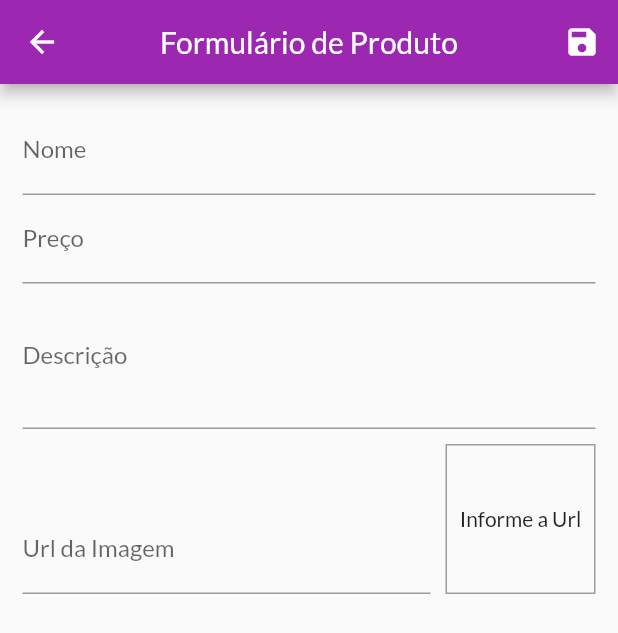
After one commit to guilherme-gomes1/shop, a Flutter app: the ProductFormPage screen opened by its route, after a tap on the "save" icon, on a phone screen of 412 x 824 dp. The commit adds this screen. Shown: the top 633 px of the screen. Run offline on Flutter 3.47's test engine with Material 2 defaults, Android fonts, the phone set to English and light mode, and no system bars; missing offline and left inert: dart:ffi; network calls fail.

Commit message:
algumas partes da lista de produtos e formulário para adicionar novo produto

```diff
--- a/lib/components/product_grid.dart
+++ b/lib/components/product_grid.dart
@@ -1,6 +1,6 @@
 import 'package:flutter/material.dart';
 import 'package:provider/provider.dart';
-import 'package:shop/components/product_item.dart';
+import 'package:shop/components/product_grid_item.dart';
 import 'package:shop/models/product.dart';
 import 'package:shop/models/product_list.dart';
 
@@ -19,7 +19,7 @@ class ProductGrid extends StatelessWidget {
         itemCount: loadedProducts.length,
         itemBuilder: (ctx, idx) => ChangeNotifierProvider.value(
             value: loadedProducts[idx],
-            child: const ProductItem()),
+            child: const ProductGridItem()),
         gridDelegate: const SliverGridDelegateWithFixedCrossAxisCount(
           crossAxisCount: 2,
           childAspectRatio: 3 / 2,
--- a/lib/main.dart
+++ b/lib/main.dart
@@ -5,6 +5,8 @@ import 'package:shop/models/order_list.dart';
 import 'package:shop/models/product_list.dart';
 import 'package:shop/pages/cart_page.dart';
 import 'package:shop/pages/orders_page.dart';
+import 'package:shop/pages/product_form_page.dart';
+import 'package:shop/pages/products_page.dart';
 import 'package:shop/pages/products_overview_page.dart';
 import 'package:shop/pages/produtct_detail_page.dart';
 import 'package:shop/utils/app_routs.dart';
@@ -43,6 +45,8 @@ class MyApp extends StatelessWidget {
           AppRouts.productDetail:(context) => const ProdutctDetailPage(),
           AppRouts.cart:(context) => const CartPage(),
           AppRouts.orders:(context) => const OrdersPage(),
+          AppRouts.products:(context) => const ProductsPage(),
+          AppRouts.productForm:(context) => const ProductFormPage(),
         },
       ),
     );
--- a/lib/models/product_list.dart
+++ b/lib/models/product_list.dart
@@ -8,6 +8,10 @@ class ProductList with ChangeNotifier {
 
   List<Product> get items => [..._items];
   List<Product> get favoriteItems => _items.where((prod) => prod.isFavorite).toList();
+
+  int get itemsCount {
+    return _items.length;
+  }
 
   void addProduct(Product product){
     _items.add(product);
--- /dev/null
+++ b/lib/pages/product_form_page.dart
@@ -0,0 +1,153 @@
+import 'dart:ffi';
+import 'dart:math';
+
+import 'package:flutter/material.dart';
+import 'package:shop/models/product.dart';
+
+class ProductFormPage extends StatefulWidget {
+  const ProductFormPage({Key? key}) : super(key: key);
+
+  @override
+  State<ProductFormPage> createState() => _ProductFormPageState();
+}
+
+class _ProductFormPageState extends State<ProductFormPage> {
+  final _priceFocus = FocusNode();
+  final _descriptionFocus = FocusNode();
+
+  final _imageUrlFocus = FocusNode();
+  final _imageUrlController = TextEditingController();
+
+  final _formKey = GlobalKey<FormState>();
+  final _formData = Map<String, Object>();
+
+  @override
+  void initState() {
+    super.initState();
+    _imageUrlFocus.addListener(_updateImage);
+  }
+
+  @override
+  void dispose() {
+    super.dispose();
+    _priceFocus.dispose();
+    _descriptionFocus.dispose();
+    _imageUrlFocus.removeListener(_updateImage);
+    _imageUrlFocus.dispose();
+  }
+
+  void _updateImage() {
+    setState(() {});
+  }
+
+  void _submitForm() {
+    _formKey.currentState?.save();
+    final newProduct = Product(
+      id: Random().nextInt(1000).toString(),
+      name: _formData['name'] as String,
+      description: _formData['description'] as String,
+      price: _formData['price']  as double,
+      imageUrl: _formData['imageUrl'] as String,
+    );
+    print(newProduct.id);
+    print(newProduct.name);
+    print(newProduct.price);
+  }
+
+  @override
+  Widget build(BuildContext context) {
+    return Scaffold(
+      appBar: AppBar(
+        title: const Text('Formulário de Produto'),
+        centerTitle: true,
+        actions: [
+          IconButton(
+            onPressed: () => _submitForm(),
+            icon: const Icon(Icons.save),
+          )
+        ],
+      ),
+      body: Padding(
+        padding: const EdgeInsets.all(15),
+        child: Form(
+          key: _formKey,
+          child: ListView(
+            children: [
+              TextFormField(
+                decoration: const InputDecoration(labelText: 'Nome'),
+                textInputAction: TextInputAction.next,
+                onFieldSubmitted: (_) {
+                  FocusScope.of(context).requestFocus(_priceFocus);
+                },
+                onSaved: (name) => _formData['name'] = name ?? '',
+              ),
+              TextFormField(
+                decoration: const InputDecoration(labelText: 'Preço'),
+                textInputAction: TextInputAction.next,
+                focusNode: _priceFocus,
+                keyboardType:
+                    const TextInputType.numberWithOptions(decimal: true),
+                onFieldSubmitted: (_) {
+                  FocusScope.of(context).requestFocus(_descriptionFocus);
+                },
+                onSaved: (price) =>
+                    _formData['price'] = double.parse(price ?? '0'),
+              ),
+              TextFormField(
+                decoration: const InputDecoration(labelText: 'Descrição'),
+                textInputAction: TextInputAction.newline,
+                focusNode: _descriptionFocus,
+                keyboardType: TextInputType.multiline,
+                maxLines: 3,
+                onFieldSubmitted: (_) {
+                  FocusScope.of(context).requestFocus(_imageUrlFocus);
+                },
+                onSaved: (description) =>
+                    _formData['description'] = description ?? '',
+              ),
+              Row(
+                crossAxisAlignment: CrossAxisAlignment.end,
+                children: [
+                  Expanded(
+                    child: TextFormField(
+                      decoration:
+                          const InputDecoration(labelText: 'Url da Imagem'),
+                      keyboardType: TextInputType.url,
+                      textInputAction: TextInputAction.done,
+                      focusNode: _imageUrlFocus,
+                      controller: _imageUrlController,
+                      onFieldSubmitted: (_) => _submitForm(),
+                      onSaved: (imageUrl) =>
+                          _formData['imageUrl'] = imageUrl ?? '',
+                    ),
+                  ),
+                  Container(
+                    height: 100,
+                    width: 100,
+                    margin: const EdgeInsets.only(
+                      top: 10,
+                      left: 10,
+                    ),
+                    alignment: Alignment.center,
+                    decoration: BoxDecoration(
+                      border: Border.all(
+                        color: Colors.grey,
+                        width: 1,
+                      ),
+                    ),
+                    child: _imageUrlController.text.isEmpty
+                        ? const Text('Informe a Url')
+                        : FittedBox(
+                            fit: BoxFit.cover,
+                            child: Image.network(_imageUrlController.text),
+                          ),
+                  )
+                ],
+              ),
+            ],
+          ),
+        ),
+      ),
+    );
+  }
+}
--- a/lib/utils/app_routs.dart
+++ b/lib/utils/app_routs.dart
@@ -3,4 +3,6 @@ class AppRouts {
   static const productDetail = '/product-detail';
   static const cart = '/cart';
   static const orders = '/orders';
+  static const products = '/products';
+  static const productForm = '/product-form';
 }
```
Also changed, not shown: lib/components/app_drawer.dart (+8 -0 lines), lib/components/cart_item.dart (+27 -1 lines), lib/components/product_grid_item.dart (added, +72 -0 lines), lib/components/product_item.dart (+21 -42 lines), lib/models/cart.dart (+21 -0 lines), lib/pages/products_page.dart (added, +42 -0 lines).
